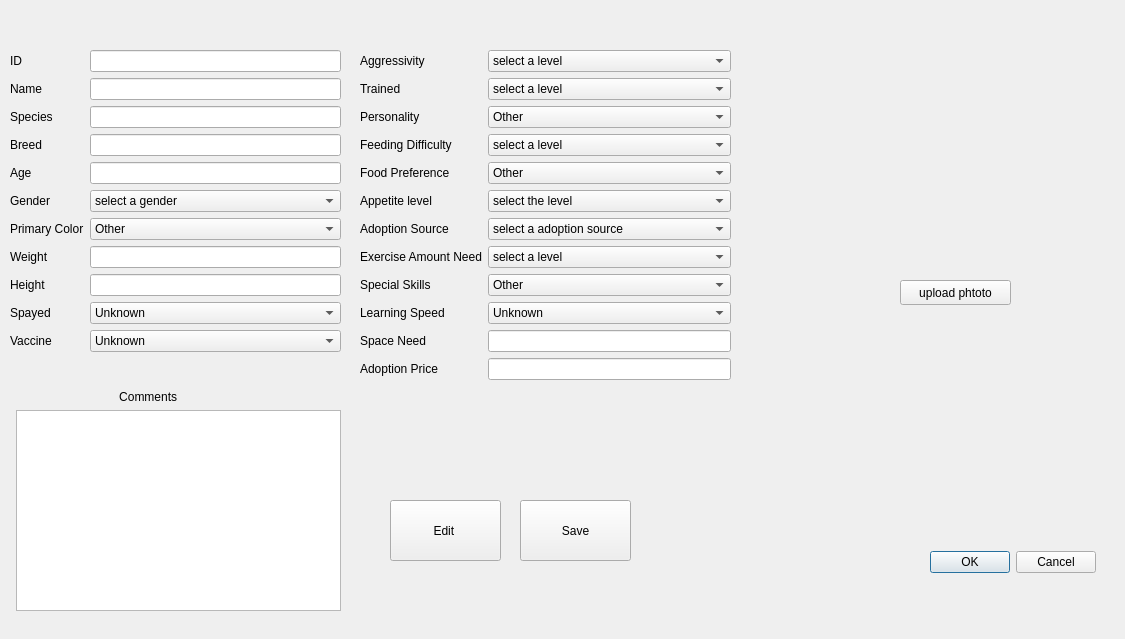
Qt form AnimalManagement/manageanimalwindow.ui (CRM2017/cuACS) before a commit.
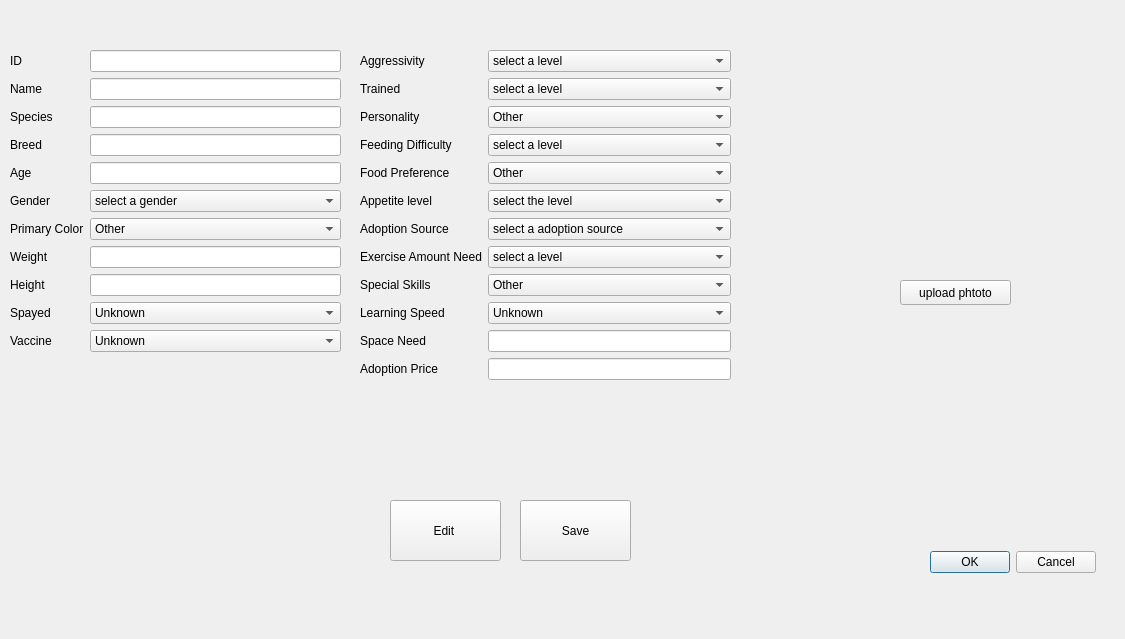
The same form after that commit.

```diff
--- a/AnimalManagement/manageanimalwindow.ui
+++ b/AnimalManagement/manageanimalwindow.ui
@@ -622,28 +622,6 @@
     </item>
    </layout>
   </widget>
-  <widget class="QWidget" name="formLayoutWidget_3">
-   <property name="geometry">
-    <rect>
-     <x>10</x>
-     <y>390</y>
-     <width>331</width>
-     <height>221</height>
-    </rect>
-   </property>
-   <layout class="QFormLayout" name="formLayout_3">
-    <item row="0" column="1">
-     <widget class="QLabel" name="label_23">
-      <property name="text">
-       <string>                               Comments</string>
-      </property>
-     </widget>
-    </item>
-    <item row="1" column="1">
-     <widget class="QTextEdit" name="comments"/>
-    </item>
-   </layout>
-  </widget>
   <widget class="QDialogButtonBox" name="submitButton">
    <property name="geometry">
     <rect>
```
